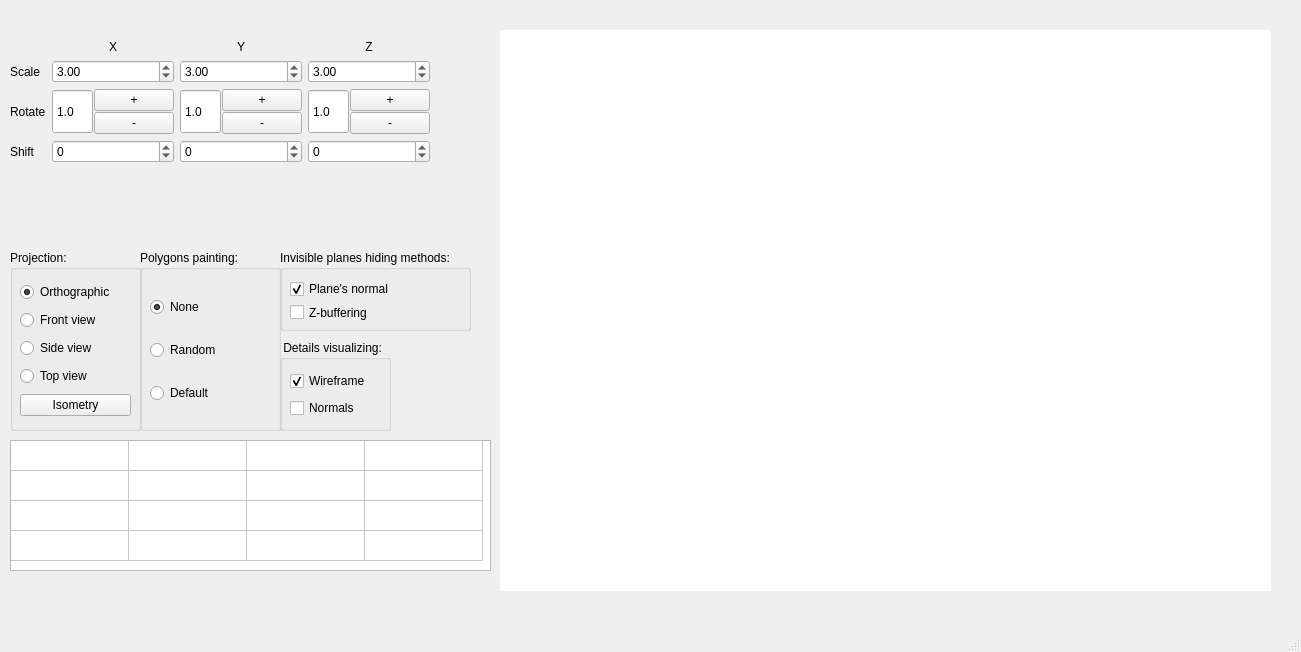
The window that Polyhedron/mainwindow.ui (artem-barsov/Computer-Graphics) describes before a commit, drawn with Qt 5.
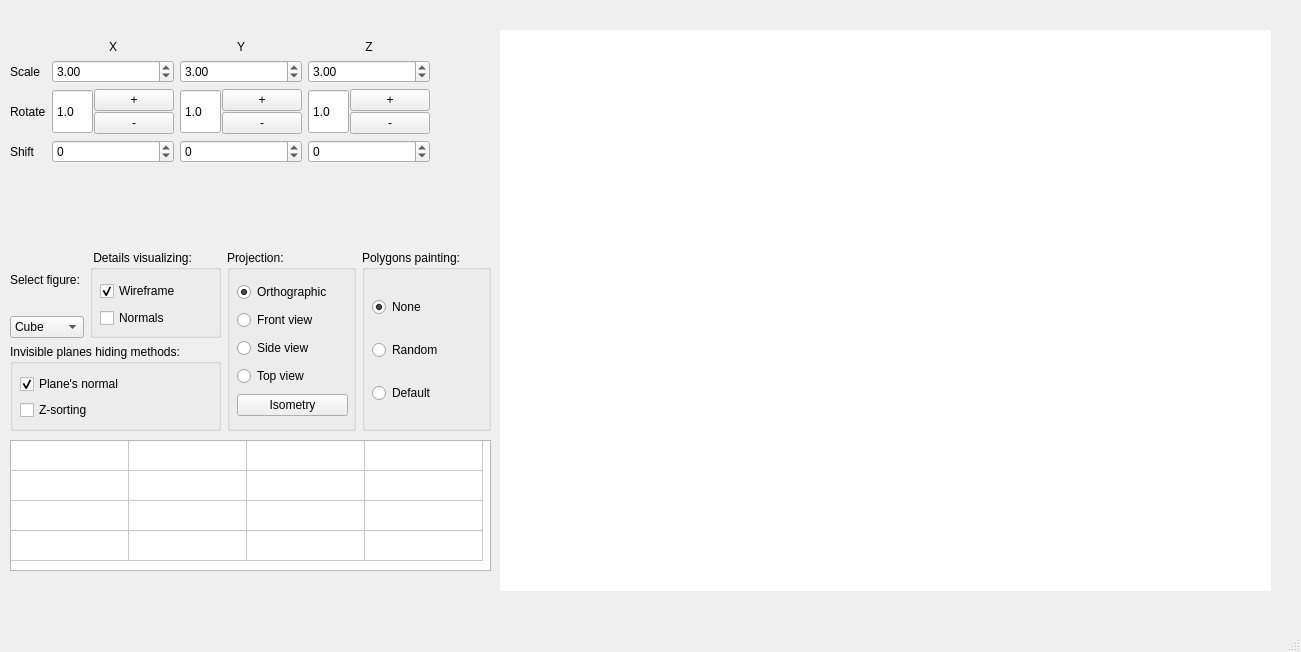
The same window after the commit.

```diff
--- a/Polyhedron/mainwindow.ui
+++ b/Polyhedron/mainwindow.ui
@@ -444,106 +444,47 @@
     <column/>
     <column/>
    </widget>
-   <widget class="QGroupBox" name="groupBox">
+   <widget class="QWidget" name="">
     <property name="geometry">
      <rect>
-      <x>140</x>
+      <x>10</x>
       <y>250</y>
-      <width>141</width>
+      <width>481</width>
       <height>181</height>
      </rect>
     </property>
-    <property name="title">
-     <string>Polygons painting:</string>
-    </property>
-    <widget class="QWidget" name="layoutWidget">
-     <property name="geometry">
-      <rect>
-       <x>10</x>
-       <y>30</y>
-       <width>121</width>
-       <height>141</height>
-      </rect>
-     </property>
-     <layout class="QVBoxLayout" name="verticalLayout_4">
+    <layout class="QHBoxLayout" name="horizontalLayout_4">
       <item>
-       <widget class="QRadioButton" name="none_radioButton">
-        <property name="text">
-         <string>None</string>
-        </property>
-        <property name="checked">
-         <bool>true</bool>
-        </property>
-       </widget>
-      </item>
+      <layout class="QVBoxLayout" name="verticalLayout_8">
       <item>
-       <widget class="QRadioButton" name="random_radioButton">
-        <property name="text">
-         <string>Random</string>
-        </property>
-       </widget>
-      </item>
+        <layout class="QHBoxLayout" name="horizontalLayout_5">
       <item>
-       <widget class="QRadioButton" name="default_radioButton">
+          <layout class="QVBoxLayout" name="verticalLayout_9">
+           <item>
+            <widget class="QLabel" name="label_6">
         <property name="text">
-         <string>Default</string>
+              <string>Select figure:</string>
         </property>
        </widget>
       </item>
-     </layout>
-    </widget>
-   </widget>
-   <widget class="QGroupBox" name="groupBox_2">
-    <property name="geometry">
-     <rect>
-      <x>280</x>
-      <y>250</y>
-      <width>191</width>
-      <height>81</height>
-     </rect>
-    </property>
-    <property name="title">
-     <string>Invisible planes hiding methods:</string>
-    </property>
-    <widget class="QWidget" name="layoutWidget">
-     <property name="geometry">
-      <rect>
-       <x>10</x>
-       <y>30</y>
-       <width>171</width>
-       <height>41</height>
-      </rect>
-     </property>
-     <layout class="QVBoxLayout" name="verticalLayout_5">
       <item>
-       <widget class="QCheckBox" name="normalMethod_checkBox">
+            <widget class="QComboBox" name="figure_comboBox">
+             <item>
         <property name="text">
-         <string>Plane's normal</string>
-        </property>
-        <property name="checked">
-         <bool>true</bool>
-        </property>
-       </widget>
+               <string>Cube</string>
+              </property>
       </item>
       <item>
-       <widget class="QCheckBox" name="ZBuffering_checkBox">
         <property name="text">
-         <string>Z-buffering</string>
-        </property>
+               <string>Pyramid</string>
+              </property>
+             </item>
        </widget>
       </item>
      </layout>
-    </widget>
-   </widget>
+         </item>
+         <item>
    <widget class="QGroupBox" name="groupBox_3">
-    <property name="geometry">
-     <rect>
-      <x>280</x>
-      <y>340</y>
-      <width>111</width>
-      <height>91</height>
-     </rect>
-    </property>
     <property name="title">
      <string> Details visualizing:</string>
     </property>
@@ -577,15 +518,49 @@
      </layout>
     </widget>
    </widget>
+         </item>
+        </layout>
+       </item>
+       <item>
+        <widget class="QGroupBox" name="groupBox_2">
+         <property name="title">
+          <string>Invisible planes hiding methods:</string>
+         </property>
+         <widget class="QWidget" name="layoutWidget">
+          <property name="geometry">
+           <rect>
+            <x>10</x>
+            <y>30</y>
+            <width>171</width>
+            <height>46</height>
+           </rect>
+          </property>
+          <layout class="QVBoxLayout" name="verticalLayout_5">
+           <item>
+            <widget class="QCheckBox" name="normalMethod_checkBox">
+             <property name="text">
+              <string>Plane's normal</string>
+             </property>
+             <property name="checked">
+              <bool>true</bool>
+             </property>
+            </widget>
+           </item>
+           <item>
+            <widget class="QCheckBox" name="ZSorting_checkBox">
+             <property name="text">
+              <string>Z-sorting</string>
+             </property>
+            </widget>
+           </item>
+          </layout>
+         </widget>
+        </widget>
+       </item>
+      </layout>
+     </item>
+     <item>
    <widget class="QGroupBox" name="groupBox_4">
-    <property name="geometry">
-     <rect>
-      <x>10</x>
-      <y>250</y>
-      <width>131</width>
-      <height>181</height>
-     </rect>
-    </property>
     <property name="title">
      <string>Projection:</string>
     </property>
@@ -639,6 +614,52 @@
       </item>
      </layout>
     </widget>
+      </widget>
+     </item>
+     <item>
+      <widget class="QGroupBox" name="groupBox">
+       <property name="title">
+        <string>Polygons painting:</string>
+       </property>
+       <widget class="QWidget" name="layoutWidget">
+        <property name="geometry">
+         <rect>
+          <x>10</x>
+          <y>30</y>
+          <width>121</width>
+          <height>141</height>
+         </rect>
+        </property>
+        <layout class="QVBoxLayout" name="verticalLayout_4">
+         <item>
+          <widget class="QRadioButton" name="none_radioButton">
+           <property name="text">
+            <string>None</string>
+           </property>
+           <property name="checked">
+            <bool>true</bool>
+           </property>
+          </widget>
+         </item>
+         <item>
+          <widget class="QRadioButton" name="random_radioButton">
+           <property name="text">
+            <string>Random</string>
+           </property>
+          </widget>
+         </item>
+         <item>
+          <widget class="QRadioButton" name="default_radioButton">
+           <property name="text">
+            <string>Default</string>
+           </property>
+          </widget>
+         </item>
+        </layout>
+       </widget>
+      </widget>
+     </item>
+    </layout>
    </widget>
   </widget>
   <widget class="QMenuBar" name="menubar">
```
Lines whose indentation alone changed are shown as unchanged.
